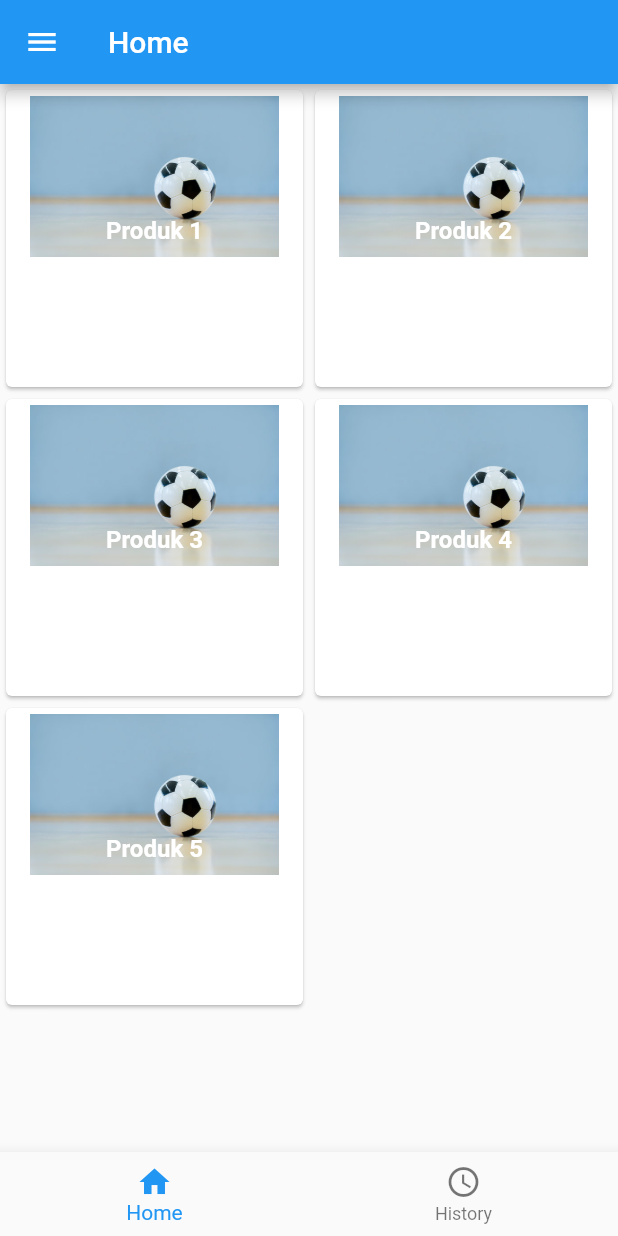
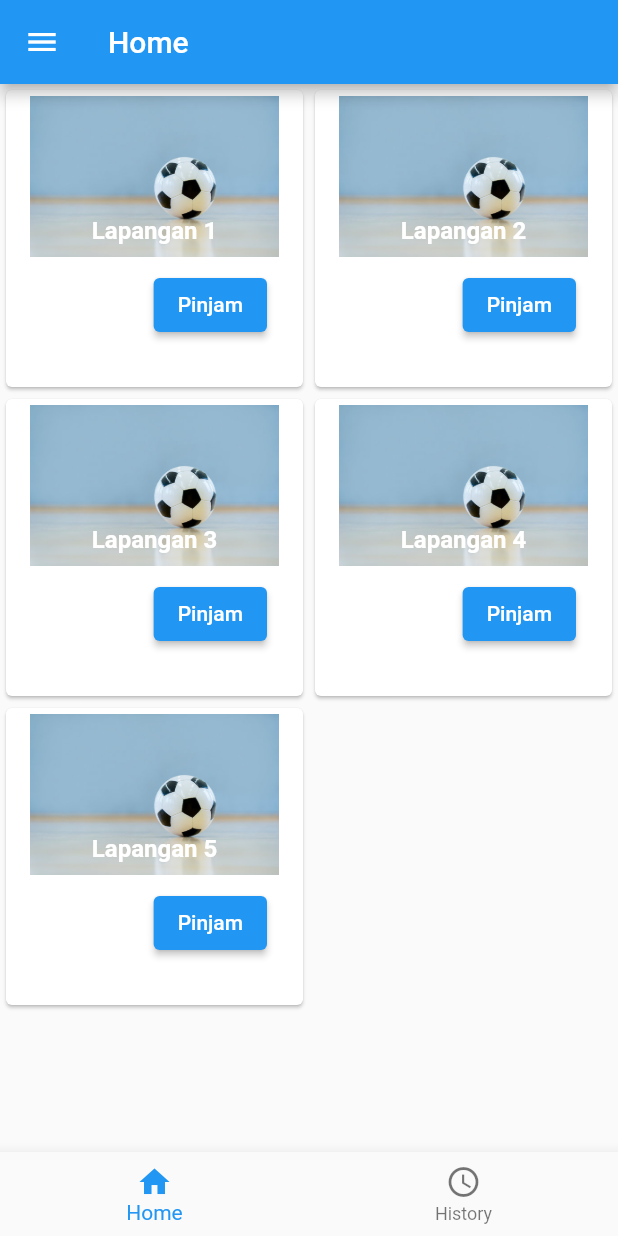
Before and after one commit to nrcloudd/futsalandroid, a Flutter app: the screen it shows after launch, on a phone screen of 412 x 824 dp. Run offline on Flutter 3.47's test engine with Material 2 defaults, Android fonts, the phone set to English and light mode, and no system bars.

Commit message:
Update home.dart

```diff
--- a/flutter_futsal/lib/home.dart
+++ b/flutter_futsal/lib/home.dart
@@ -1,6 +1,8 @@
 import 'package:flutter/material.dart';
 import 'history.dart';
 import 'main.dart';
+import 'peminjaman.dart';
+import 'login.dart';
 
 class Product {
   final String title;
@@ -9,13 +11,12 @@ class Product {
 }
 
 class HomePage extends StatelessWidget {
-
   final List<Product> products = [
-    Product('Produk 1'),
-    Product('Produk 2'),
-    Product('Produk 3'),
-    Product('Produk 4'),
-    Product('Produk 5'),
+    Product('Lapangan 1'),
+    Product('Lapangan 2'),
+    Product('Lapangan 3'),
+    Product('Lapangan 4'),
+    Product('Lapangan 5'),
   ];
 
   @override
@@ -52,8 +53,14 @@ final List<Product> products = [
               leading: Icon(Icons.logout_rounded),
               title: Text('Log Out'),
               onTap: () {
-                Navigator.pop(context); // Menutup drawer
-                Navigator.pushNamed(context, '/login');
+                Navigator.pop(context);
+                // Menutup drawer
+                Navigator.pushReplacement(
+                  context,
+                  MaterialPageRoute(
+                    builder: (context) => Login(),
+                  ),
+                );
               },
             ),
           ],
@@ -87,8 +94,20 @@ final List<Product> products = [
                       ),
                     ],
                   ),
+                  subtitle: ButtonBar(
+                    children: [
+                      ElevatedButton(
+                          child: Text('Pinjam'),
+                          onPressed: () {
+                            Navigator.push(
+                              context,
+                              MaterialPageRoute(
+                                builder: (context) => PeminjamanPage(),
                               ),
                             );
+                          }),
+                    ],
+                  )));
         }),
       ),
       bottomNavigationBar: BottomNavigationBar(
```
Lines whose indentation alone changed are shown as unchanged.
